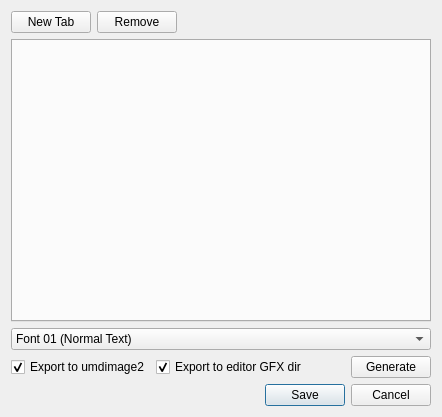
Qt form qt/ui/fontgen.ui (ThunderGemios10/The-Super-Duper-Script-Editor) before a commit.
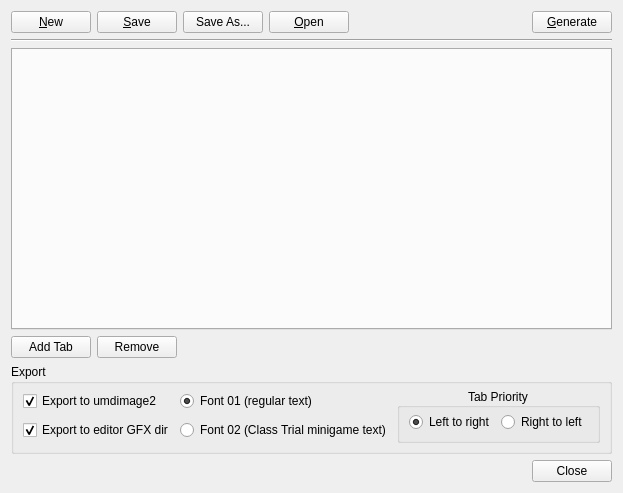
The same form after that commit. Icons and pictures are not drawn.

Commit message: Last commit of the year. Got the font generator integrated, the settings menu upgraded, the setup wizard finished up and integrated. Mostly just needs to be tested.

```diff
--- a/qt/ui/fontgen.ui
+++ b/qt/ui/fontgen.ui
@@ -6,8 +6,8 @@
    <rect>
     <x>0</x>
     <y>0</y>
-    <width>442</width>
-    <height>417</height>
+    <width>570</width>
+    <height>493</height>
    </rect>
   </property>
   <property name="windowTitle">
@@ -19,31 +19,73 @@
   </property>
   <layout class="QVBoxLayout" name="verticalLayout">
    <item>
-    <layout class="QHBoxLayout" name="horizontalLayout">
+    <layout class="QHBoxLayout" name="horizontalLayout_2">
      <item>
-      <widget class="QPushButton" name="pushButton">
+      <widget class="QPushButton" name="btnNew">
        <property name="text">
-        <string>New Tab</string>
+        <string>&amp;New</string>
        </property>
        <property name="icon">
         <iconset resource="../res/icons.qrc">
          <normaloff>:/add.png</normaloff>:/add.png</iconset>
        </property>
+       <property name="shortcut">
+        <string>Ctrl+N</string>
+       </property>
+       <property name="autoDefault">
+        <bool>false</bool>
+       </property>
       </widget>
      </item>
      <item>
-      <widget class="QPushButton" name="pushButton_2">
+      <widget class="QPushButton" name="btnSave">
        <property name="text">
-        <string>Remove</string>
+        <string>&amp;Save</string>
        </property>
        <property name="icon">
         <iconset resource="../res/icons.qrc">
          <normaloff>:/cross.png</normaloff>:/cross.png</iconset>
        </property>
+       <property name="shortcut">
+        <string>Ctrl+S</string>
+       </property>
+       <property name="autoDefault">
+        <bool>false</bool>
+       </property>
       </widget>
      </item>
      <item>
-      <spacer name="horizontalSpacer">
+      <widget class="QPushButton" name="btnSaveAs">
+       <property name="text">
+        <string>Save As...</string>
+       </property>
+       <property name="shortcut">
+        <string>Ctrl+Shift+S</string>
+       </property>
+       <property name="autoDefault">
+        <bool>false</bool>
+       </property>
+      </widget>
+     </item>
+     <item>
+      <widget class="QPushButton" name="btnLoad">
+       <property name="text">
+        <string>&amp;Open</string>
+       </property>
+       <property name="icon">
+        <iconset resource="../res/icons.qrc">
+         <normaloff>:/folder.png</normaloff>:/folder.png</iconset>
+       </property>
+       <property name="shortcut">
+        <string>Ctrl+O</string>
+       </property>
+       <property name="autoDefault">
+        <bool>false</bool>
+       </property>
+      </widget>
+     </item>
+     <item>
+      <spacer name="horizontalSpacer_3">
        <property name="orientation">
         <enum>Qt::Horizontal</enum>
        </property>
@@ -55,8 +97,32 @@
        </property>
       </spacer>
      </item>
+     <item>
+      <widget class="QPushButton" name="btnGenerateFont">
+       <property name="text">
+        <string>&amp;Generate</string>
+       </property>
+       <property name="icon">
+        <iconset resource="../res/icons.qrc">
+         <normaloff>:/cog.png</normaloff>:/cog.png</iconset>
+       </property>
+       <property name="shortcut">
+        <string>Ctrl+G</string>
+       </property>
+       <property name="autoDefault">
+        <bool>false</bool>
+       </property>
+      </widget>
+     </item>
     </layout>
    </item>
+   <item>
+    <widget class="Line" name="line">
+     <property name="orientation">
+      <enum>Qt::Horizontal</enum>
+     </property>
+    </widget>
+   </item>
    <item>
     <widget class="QTabWidget" name="tabFonts">
      <property name="currentIndex">
@@ -71,46 +137,37 @@
     </widget>
    </item>
    <item>
-    <widget class="QComboBox" name="comboBox">
-     <property name="sizeAdjustPolicy">
-      <enum>QComboBox::AdjustToContents</enum>
-     </property>
+    <layout class="QHBoxLayout" name="horizontalLayout">
      <item>
-      <property name="text">
-       <string>Font 01 (Normal Text)</string>
-      </property>
-     </item>
-     <item>
-      <property name="text">
-       <string>Font 02 (Class Trial Minigame Text)</string>
-      </property>
-     </item>
-    </widget>
-   </item>
-   <item>
-    <layout class="QHBoxLayout" name="horizontalLayout_2">
-     <item>
-      <widget class="QCheckBox" name="chkGenForGame">
+      <widget class="QPushButton" name="btnNewTab">
        <property name="text">
-        <string>Export to umdimage2</string>
+        <string>Add Tab</string>
        </property>
-       <property name="checked">
-        <bool>true</bool>
+       <property name="icon">
+        <iconset resource="../res/icons.qrc">
+         <normaloff>:/add.png</normaloff>:/add.png</iconset>
        </property>
+       <property name="autoDefault">
+        <bool>false</bool>
+       </property>
       </widget>
      </item>
      <item>
-      <widget class="QCheckBox" name="chkGenForEditor">
+      <widget class="QPushButton" name="btnRemoveTab">
        <property name="text">
-        <string>Export to editor GFX dir</string>
+        <string>Remove</string>
        </property>
-       <property name="checked">
-        <bool>true</bool>
+       <property name="icon">
+        <iconset resource="../res/icons.qrc">
+         <normaloff>:/delete.png</normaloff>:/delete.png</iconset>
        </property>
+       <property name="autoDefault">
+        <bool>false</bool>
+       </property>
       </widget>
      </item>
      <item>
-      <spacer name="horizontalSpacer_2">
+      <spacer name="horizontalSpacer">
        <property name="orientation">
         <enum>Qt::Horizontal</enum>
        </property>
@@ -122,25 +179,146 @@
        </property>
       </spacer>
      </item>
+    </layout>
+   </item>
+   <item>
+    <widget class="QGroupBox" name="groupBox">
+     <property name="title">
+      <string>Export</string>
+     </property>
+     <layout class="QHBoxLayout" name="horizontalLayout_3">
+      <property name="topMargin">
+       <number>4</number>
+      </property>
+      <property name="bottomMargin">
+       <number>8</number>
+      </property>
+      <item>
+       <layout class="QVBoxLayout" name="verticalLayout_2">
+        <item>
+         <widget class="QCheckBox" name="chkGenForGame">
+          <property name="text">
+           <string>Export to umdimage2</string>
+          </property>
+          <property name="checked">
+           <bool>true</bool>
+          </property>
+         </widget>
+        </item>
+        <item>
+         <widget class="QCheckBox" name="chkGenForEditor">
+          <property name="text">
+           <string>Export to editor GFX dir</string>
+          </property>
+          <property name="checked">
+           <bool>true</bool>
+          </property>
+         </widget>
+        </item>
+       </layout>
+      </item>
+      <item>
+       <layout class="QVBoxLayout" name="verticalLayout_3">
+        <item>
+         <widget class="QRadioButton" name="rdoGenFont1">
+          <property name="text">
+           <string>Font 01 (regular text)</string>
+          </property>
+          <property name="checked">
+           <bool>true</bool>
+          </property>
+         </widget>
+        </item>
+        <item>
+         <widget class="QRadioButton" name="rdoGenFont2">
+          <property name="text">
+           <string>Font 02 (Class Trial minigame text)</string>
+          </property>
+          <property name="checked">
+           <bool>false</bool>
+          </property>
+         </widget>
+        </item>
+       </layout>
+      </item>
+      <item>
+       <widget class="QGroupBox" name="groupBox_2">
+        <property name="title">
+         <string>Tab Priority</string>
+        </property>
+        <property name="alignment">
+         <set>Qt::AlignCenter</set>
+        </property>
+        <layout class="QHBoxLayout" name="horizontalLayout_6">
+         <property name="topMargin">
+          <number>4</number>
+         </property>
+         <property name="bottomMargin">
+          <number>8</number>
+         </property>
+         <item>
+          <widget class="QRadioButton" name="rdoLeftToRight">
+           <property name="text">
+            <string>Left to right</string>
+           </property>
+           <property name="checked">
+            <bool>true</bool>
+           </property>
+          </widget>
+         </item>
+         <item>
+          <widget class="QRadioButton" name="rdoRightToLeft">
+           <property name="text">
+            <string>Right to left</string>
+           </property>
+          </widget>
+         </item>
+        </layout>
+       </widget>
+      </item>
+      <item>
+       <spacer name="horizontalSpacer_2">
+        <property name="orientation">
+         <enum>Qt::Horizontal</enum>
+        </property>
+        <property name="sizeHint" stdset="0">
+         <size>
+          <width>40</width>
+          <height>20</height>
+         </size>
+        </property>
+       </spacer>
+      </item>
+     </layout>
+    </widget>
+   </item>
+   <item>
+    <layout class="QHBoxLayout" name="horizontalLayout_4">
      <item>
-      <widget class="QPushButton" name="pushButton_3">
+      <spacer name="horizontalSpacer_5">
+       <property name="orientation">
+        <enum>Qt::Horizontal</enum>
+       </property>
+       <property name="sizeHint" stdset="0">
+        <size>
+         <width>40</width>
+         <height>20</height>
+        </size>
+       </property>
+      </spacer>
+     </item>
+     <item>
+      <widget class="QPushButton" name="btnClose">
        <property name="text">
-        <string>Generate</string>
+        <string>Close</string>
        </property>
+       <property name="autoDefault">
+        <bool>false</bool>
+       </property>
       </widget>
      </item>
     </layout>
    </item>
-   <item>
-    <widget class="QDialogButtonBox" name="buttonBox">
-     <property name="orientation">
-      <enum>Qt::Horizontal</enum>
-     </property>
-     <property name="standardButtons">
-      <set>QDialogButtonBox::Cancel|QDialogButtonBox::Save</set>
-     </property>
-    </widget>
-   </item>
   </layout>
  </widget>
  <resources>
```
Left out of the diff: 250 changed lines with no effect on the pictures. The commit also changes 42 other files.
